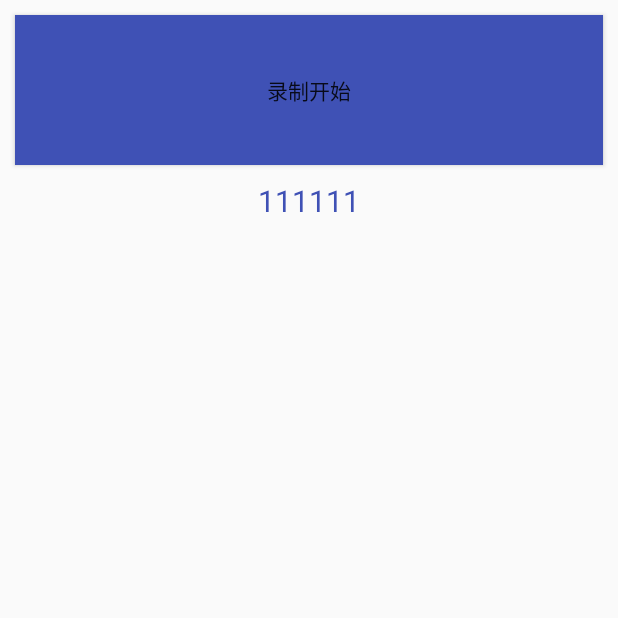
After one commit to qizhou1994/Multimedia-Applications, an Android app: the AudioRecordActivity screen opened directly, with no data from a screen before it, on a phone screen of 412 x 824 dp, the top half of it. The commit adds this screen. Run offline under Robolectric (Android 15) with nearby library versions, the phone set to English and light mode, and no system bars.

Commit message:
add audiorecord

```diff
--- a/MediaPlay/app/build.gradle
+++ b/MediaPlay/app/build.gradle
@@ -50,7 +50,7 @@ dependencies {
 //    compile "com.squareup.retrofit2:converter-gson:${retrofit2Version}"
 //    compile "com.squareup.retrofit2:adapter-rxjava:${retrofit2Version}"
     // okhttp3
- /*   compile 'com.squareup.okhttp3:okhttp:3.2.0'
+    /*   compile 'com.squareup.okhttp3:okhttp:3.2.0'
     compile 'com.squareup.okio:okio:1.6.0'
     compile 'com.squareup.okhttp3:logging-interceptor:3.0.1'*/
 
--- a/MediaPlay/app/src/main/AndroidManifest.xml
+++ b/MediaPlay/app/src/main/AndroidManifest.xml
@@ -23,12 +23,13 @@
                 <category android:name="android.intent.category.LAUNCHER" />
             </intent-filter>
         </activity>
-        <activity android:name=".mediarecorder.RediaRecorderActivity" />
+        <activity android:name=".mediarecorder.MediaRecorderActivity" />
         <activity android:name=".MediaMusicActivity" />
         <activity android:name=".soundpool.SoundPoolActivity" />
         <activity android:name=".surfacemediaplayer.SurfaceMediaPlayerActivity" />
         <activity android:name=".videoviewtest.VideoViewActivity" />
-        <activity android:name=".camera.CameraPictureActivity"></activity>
+        <activity android:name=".camera.CameraPictureActivity" />
+        <activity android:name=".mediarecorder.AudioRecordActivity"></activity>
     </application>
 
 </manifest>
--- /dev/null
+++ b/MediaPlay/app/src/main/java/com/zq/mediaplay/mediarecorder/AudioRecordActivity.java
@@ -0,0 +1,15 @@
+package com.zq.mediaplay.mediarecorder;
+
+import android.app.Activity;
+import android.os.Bundle;
+
+import com.zq.mediaplay.R;
+
+public class AudioRecordActivity extends Activity {
+
+    @Override
+    protected void onCreate(Bundle savedInstanceState) {
+        super.onCreate(savedInstanceState);
+        setContentView(R.layout.activity_audio_record);
+    }
+}
--- a/MediaPlay/app/src/main/java/com/zq/mediaplay/mediarecorder/RediaRecorderActivity.java
+++ b/MediaPlay/app/src/main/java/com/zq/mediaplay/mediarecorder/MediaRecorderActivity.java
@@ -12,8 +12,6 @@ import android.widget.Toast;
 import com.zq.mediaplay.base.BaseActivity;
 import com.zq.mediaplay.R;
 
-import org.reactivestreams.Subscription;
-
 import java.io.File;
 import java.util.concurrent.TimeUnit;
 
@@ -23,7 +21,7 @@ import io.reactivex.android.schedulers.AndroidSchedulers;
 import io.reactivex.disposables.Disposable;
 
 
-public class RediaRecorderActivity extends BaseActivity
+public class MediaRecorderActivity extends BaseActivity
         implements View.OnClickListener {
     // 定义界面上的两个按钮
     ImageButton record, stop;
@@ -38,7 +36,7 @@ public class RediaRecorderActivity extends BaseActivity
     @Override
     public void onCreate(Bundle savedInstanceState) {
         super.onCreate(savedInstanceState);
-        setContentView(R.layout.activity_redia_recorder);
+        setContentView(R.layout.activity_media_recorder);
         // 获取程序界面中的两个按钮
         record = (ImageButton) findViewById(R.id.record);
         stop = (ImageButton) findViewById(R.id.stop);
--- /dev/null
+++ b/MediaPlay/app/src/main/res/layout/activity_audio_record.xml
@@ -0,0 +1,25 @@
+<?xml version="1.0" encoding="utf-8"?>
+<LinearLayout xmlns:android="http://schemas.android.com/apk/res/android"
+    xmlns:app="http://schemas.android.com/apk/res-auto"
+    xmlns:tools="http://schemas.android.com/tools"
+    android:layout_width="match_parent"
+    android:layout_height="match_parent"
+    android:orientation="vertical"
+    tools:context="com.zq.mediaplay.mediarecorder.AudioRecordActivity">
+
+    <Button
+        android:id="@+id/record_btn"
+        android:text="录制开始"
+        android:background="@color/colorPrimary"
+        android:layout_width="match_parent"
+        android:layout_height="100dp"
+        android:layout_margin="10dp"/>
+    <TextView
+        android:id="@+id/time_tv"
+        android:text="111111"
+        android:textColor="@color/colorPrimary"
+        android:textSize="30px"
+        android:layout_width="wrap_content"
+        android:layout_height="wrap_content"
+        android:layout_gravity="center"/>
+</LinearLayout>
--- a/MediaPlay/build.gradle
+++ b/MediaPlay/build.gradle
@@ -3,6 +3,7 @@
 buildscript {
 
     repositories {
+
         google()
         jcenter()
     }
@@ -17,6 +18,7 @@ buildscript {
 
 allprojects {
     repositories {
+        maven{ url 'http://maven.aliyun.com/nexus/content/groups/public/'}
         google()
         jcenter()
     }
```
Also changed, not shown: MediaPlay/app/src/main/java/com/zq/mediaplay/MainActivity.java (+5 -2 lines), MediaPlay/gradle.properties (+9 -1 lines), MediaPlay/app/src/main/res/layout/activity_media_recorder.xml (renamed from MediaPlay/app/src/main/res/layout/activity_redia_recorder.xml), 4 other files.
